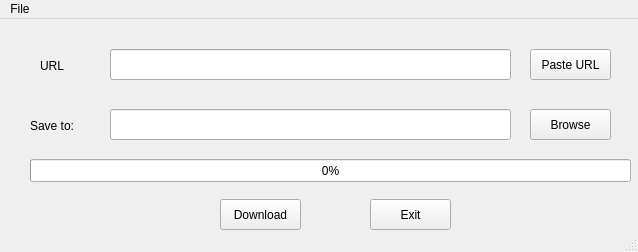
First picture: the form in main.ui, repository retnrernet/File-Downloader, before the edit.
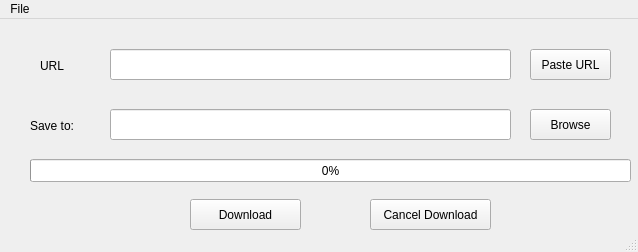
Second picture: the form after the edit.

Commit message: Adding Browse button option

Patch:
```diff
--- a/main.ui
+++ b/main.ui
@@ -17,9 +17,9 @@
    <widget class="QPushButton" name="downloadButton">
     <property name="geometry">
      <rect>
-      <x>220</x>
+      <x>190</x>
       <y>180</y>
-      <width>81</width>
+      <width>111</width>
       <height>31</height>
      </rect>
     </property>
@@ -58,12 +58,12 @@
      <rect>
       <x>370</x>
       <y>180</y>
-      <width>81</width>
+      <width>121</width>
       <height>31</height>
      </rect>
     </property>
     <property name="text">
-     <string>Exit</string>
+     <string>Cancel Download</string>
     </property>
    </widget>
    <widget class="QLabel" name="label">
```
Left out of the diff: 2 changed lines with no effect on the pictures. The commit also changes 3 other files.
